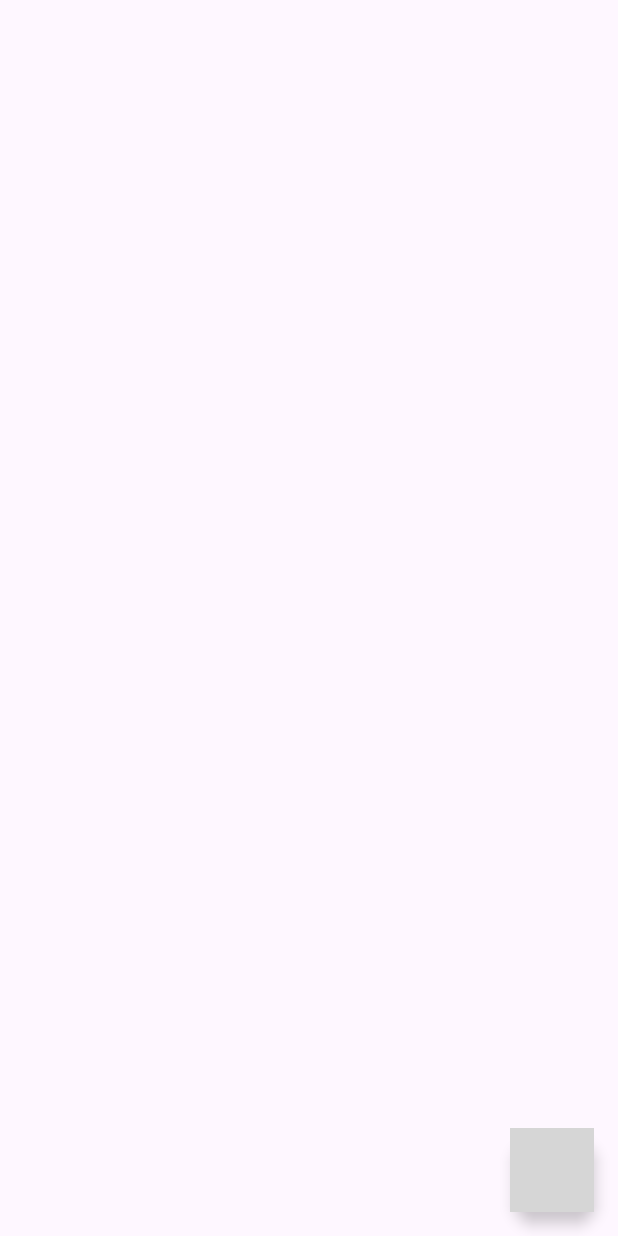
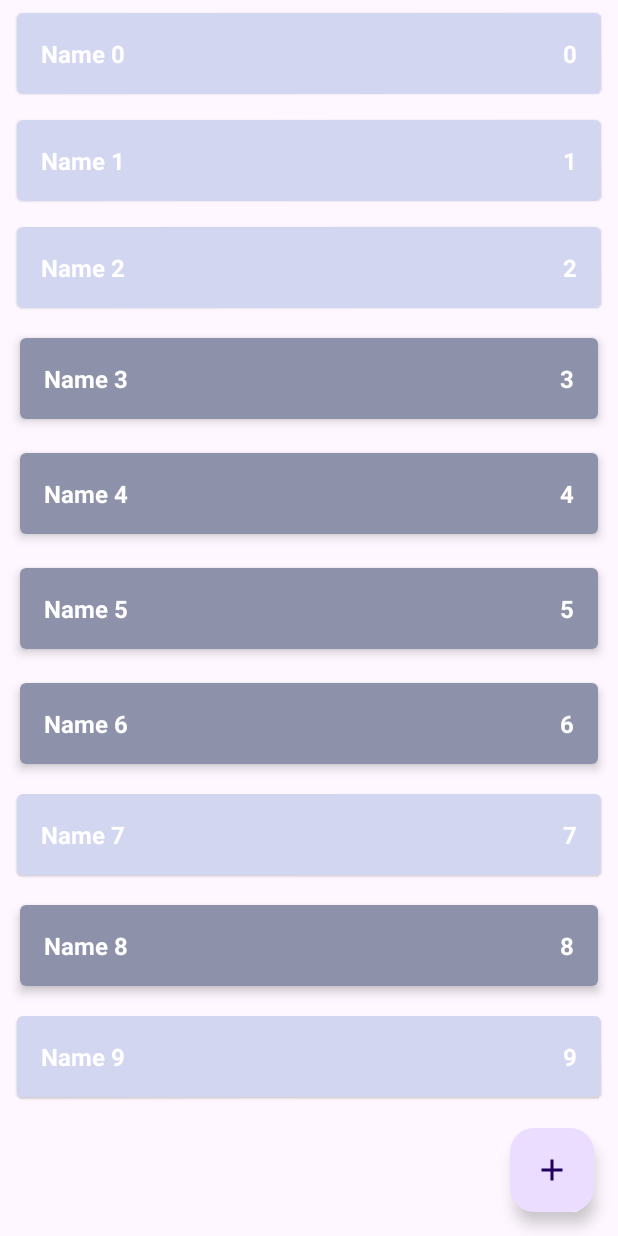
Before and after one commit to Th3Kolbask1n/ShoppingList, an Android app: the screen it shows after launch (MainActivity), on a phone screen of 412 x 824 dp. Run offline under Robolectric (Android 15) with nearby library versions, the phone set to English and light mode, and no system bars; grey boxes are pictures that could not be loaded.

Commit message:
add shop list adapter

```diff
--- a/app/src/main/java/com/alexp/shoppinglist/data/ShopListRepositoryImpl.kt
+++ b/app/src/main/java/com/alexp/shoppinglist/data/ShopListRepositoryImpl.kt
@@ -5,16 +5,17 @@ import androidx.lifecycle.MutableLiveData
 import com.alexp.shopinglist.domain.ShopItem
 import com.alexp.shopinglist.domain.ShopListRepository
 import java.lang.RuntimeException
+import kotlin.random.Random
 
 object ShopListRepositoryImpl  : ShopListRepository {
 
-    private val shopList = mutableListOf<ShopItem>()
     private val shopListLD = MutableLiveData<List<ShopItem>>()
+    private val shopList = sortedSetOf<ShopItem>({ o1, o2 -> o1.id.compareTo(o2.id) })
     private var autoIncrementId = 0
     init{
         for(i in 0 until 10)
         {
-            val item = ShopItem("Name $i", i, true)
+            val item = ShopItem("Name $i", i, Random.nextBoolean())
             addShopItem(item)
         }
     }
@@ -33,8 +34,9 @@ object ShopListRepositoryImpl  : ShopListRepository {
     }
 
     override fun getShopList(): LiveData<List<ShopItem>> {
-         return shopListLD
+        return shopListLD
     }
+
 
     override fun editShopItem(shopItem: ShopItem) {
         val currentShopItem = getShopItem(shopItem.id)
--- a/app/src/main/java/com/alexp/shoppinglist/presentation/MainActivity.kt
+++ b/app/src/main/java/com/alexp/shoppinglist/presentation/MainActivity.kt
@@ -5,26 +5,82 @@ import android.os.Bundle
 import android.util.Log
 import androidx.lifecycle.Observer
 import androidx.lifecycle.ViewModelProvider
+import androidx.recyclerview.widget.ItemTouchHelper
+import androidx.recyclerview.widget.RecyclerView
 import com.alexp.shopinglist.domain.ShopItem
 import com.alexp.shoppinglist.R
 
 class MainActivity : AppCompatActivity() {
     private lateinit var viewModel: MainViewModel
-    private var count = 0
+    private lateinit var shopListAdapter : ShopListAdapter
     override fun onCreate(savedInstanceState: Bundle?) {
         super.onCreate(savedInstanceState)
         setContentView(R.layout.activity_main)
+        setupRecyclerView()
         viewModel = ViewModelProvider(this)[MainViewModel::class.java]
 
         viewModel.shopList.observe(this){
 
-            Log.d("MainActivity2", it.toString())
-            if(count ==0){
-            viewModel.deleteShopItem(it[0])
+            shopListAdapter.submitList(it)
 
-                count++}
         }
 
 
     }
+
+    private fun setupRecyclerView()
+    {
+        val rvShopList= findViewById<RecyclerView>(R.id.rv_shop_list)
+
+
+        with(rvShopList){
+            shopListAdapter = ShopListAdapter()
+            adapter = shopListAdapter
+            recycledViewPool.setMaxRecycledViews(ShopListAdapter.VIEW_TYPE_ENABLED,ShopListAdapter.MAX_POOL_SIZE)
+            recycledViewPool.setMaxRecycledViews(ShopListAdapter.VIEW_TYPE_DISABLED,ShopListAdapter.MAX_POOL_SIZE)
+
+        }
+        setupLongClickListener()
+        setupClickListener()
+
+        setSwipeListener(rvShopList)
+    }
+
+    private fun setSwipeListener(rvShopList: RecyclerView?) {
+        val callback = object : ItemTouchHelper.SimpleCallback(
+            0,
+            ItemTouchHelper.LEFT or ItemTouchHelper.RIGHT
+        ) {
+            override fun onMove(
+                recyclerView: RecyclerView,
+                viewHolder: RecyclerView.ViewHolder,
+                target: RecyclerView.ViewHolder
+            ): Boolean {
+                return false
+            }
+
+            override fun onSwiped(viewHolder: RecyclerView.ViewHolder, direction: Int) {
+                val item = shopListAdapter.currentList[viewHolder.adapterPosition]
+                viewModel.deleteShopItem(item)
+            }
+
+        }
+        val itemTouchHelper = ItemTouchHelper(callback)
+        itemTouchHelper.attachToRecyclerView(rvShopList)
+        //        shopListAdapter.onShopItemLongClickListener = object : ShopListAdapter.OnShopItemLongClickListener{
+        //            override fun onShopItemLongClick(shopItem: ShopItem) {
+        //                viewModel.changeEnableState(shopItem)
+        //            }
+        //        }
+    }
+
+    private fun setupClickListener() {
+        shopListAdapter.onShopItemClickListener = {
+            Log.d("Main", "it")
+        }
+    }
+
+    private fun setupLongClickListener() {
+        shopListAdapter.onShopItemLongClickListener = { viewModel.changeEnableState(it) }
+    }
 }
--- /dev/null
+++ b/app/src/main/java/com/alexp/shoppinglist/presentation/ShopItemDiffCallback.kt
@@ -0,0 +1,17 @@
+package com.alexp.shoppinglist.presentation
+
+import androidx.recyclerview.widget.DiffUtil
+import com.alexp.shopinglist.domain.ShopItem
+
+class ShopItemDiffCallback : DiffUtil.ItemCallback<ShopItem>() {
+
+    override fun areItemsTheSame(oldItem: ShopItem, newItem: ShopItem): Boolean {
+        return  oldItem.id == newItem.id
+    }
+
+    override fun areContentsTheSame(oldItem: ShopItem, newItem: ShopItem): Boolean {
+
+        return oldItem == newItem
+    }
+
+}
--- /dev/null
+++ b/app/src/main/java/com/alexp/shoppinglist/presentation/ShopItemViewHolder.kt
@@ -0,0 +1,12 @@
+package com.alexp.shoppinglist.presentation
+
+import android.view.View
+import android.widget.TextView
+import androidx.recyclerview.widget.RecyclerView
+import com.alexp.shoppinglist.R
+
+class ShopItemViewHolder(view: View) : RecyclerView.ViewHolder(view) {
+    val tvName = view.findViewById<TextView>(R.id.tv_name)
+    val tvCount = view.findViewById<TextView>(R.id.tv_count)
+
+}
--- /dev/null
+++ b/app/src/main/java/com/alexp/shoppinglist/presentation/ShopListAdapter.kt
@@ -0,0 +1,67 @@
+package com.alexp.shoppinglist.presentation
+
+import android.view.LayoutInflater
+import android.view.ViewGroup
+import androidx.recyclerview.widget.ListAdapter
+import com.alexp.shopinglist.domain.ShopItem
+import com.alexp.shoppinglist.R
+
+class  ShopListAdapter : ListAdapter<ShopItem, ShopItemViewHolder>(ShopItemDiffCallback()) {
+
+
+//    var shopList = listOf<ShopItem>()
+//        set(value) {
+//            field = value
+//            notifyDataSetChanged()
+//        }
+
+    var onShopItemLongClickListener: ((ShopItem) -> Unit)? = null
+    var onShopItemClickListener: ((ShopItem) -> Unit)? = null
+
+
+    override fun onCreateViewHolder(parent: ViewGroup, viewType: Int): ShopItemViewHolder {
+
+        val layout = when (viewType) {
+            VIEW_TYPE_DISABLED -> R.layout.item_shop_disabled
+            VIEW_TYPE_ENABLED -> R.layout.item_shop_enabled
+            else -> throw RuntimeException("Unknown view type")
+        }
+        val view = LayoutInflater.from(parent.context).inflate(
+            layout,
+            parent,
+            false
+        )
+        return ShopItemViewHolder(view)
+    }
+
+
+    override fun onBindViewHolder(viewHolder: ShopItemViewHolder, position: Int) {
+        val shopItem = getItem(position)
+        viewHolder.tvName.text = shopItem.name
+        viewHolder.tvCount.text = shopItem.count.toString()
+        viewHolder.itemView.setOnLongClickListener() {
+            onShopItemLongClickListener?.invoke(shopItem)
+            true
+        }
+        viewHolder.itemView.setOnClickListener {
+
+            onShopItemClickListener?.invoke(shopItem)
+        }
+    }
+
+    override fun getItemViewType(position: Int): Int {
+        val item = getItem(position)
+        return if (item.enabled) {
+            VIEW_TYPE_ENABLED
+        } else {
+            VIEW_TYPE_DISABLED
+        }
+
+    }
+
+    companion object {
+        const val VIEW_TYPE_ENABLED = 0
+        const val VIEW_TYPE_DISABLED = 1
+        const val MAX_POOL_SIZE = 5
+    }
+}
--- /dev/null
+++ b/app/src/main/res/drawable/ic_add.xml
@@ -0,0 +1,9 @@
+<vector xmlns:android="http://schemas.android.com/apk/res/android"
+    android:width="24dp"
+    android:height="24dp"
+    android:viewportWidth="24"
+    android:viewportHeight="24">
+    <path
+        android:pathData="M19,13h-6v6h-2v-6H5v-2h6V5h2v6h6v2z"
+        android:fillColor="#ffffff"/>
+</vector>
--- /dev/null
+++ b/app/src/main/res/layout/item_shop_disabled.xml
@@ -0,0 +1,43 @@
+<?xml version="1.0" encoding="utf-8"?>
+<androidx.cardview.widget.CardView xmlns:android="http://schemas.android.com/apk/res/android"
+    xmlns:app="http://schemas.android.com/apk/res-auto"
+    xmlns:tools="http://schemas.android.com/tools"
+    android:layout_width="match_parent"
+    android:layout_height="wrap_content"
+    android:layout_marginStart="8dp"
+    android:layout_marginTop="4dp"
+    android:layout_marginEnd="8dp"
+    android:layout_marginBottom="4dp"
+    app:cardCornerRadius="4dp"
+    app:cardElevation="1dp"
+    app:cardUseCompatPadding="true">
+
+    <LinearLayout
+        android:layout_width="match_parent"
+        android:layout_height="wrap_content"
+        android:background="#D3D6F1"
+        android:orientation="horizontal"
+        android:padding="16dp">
+
+        <TextView
+            android:id="@+id/tv_name"
+            android:layout_width="0dp"
+            android:layout_height="wrap_content"
+            android:layout_weight="1"
+            android:textColor="@color/white"
+            android:textSize="16sp"
+            android:textStyle="bold"
+            tools:text="Салфетки" />
+
+        <TextView
+            android:id="@+id/tv_count"
+            android:layout_width="wrap_content"
+            android:layout_height="wrap_content"
+            android:textColor="@color/white"
+            android:textSize="16sp"
+            android:textStyle="bold"
+            tools:text="1" />
+
+    </LinearLayout>
+
+</androidx.cardview.widget.CardView>
--- /dev/null
+++ b/app/src/main/res/layout/item_shop_enabled.xml
@@ -0,0 +1,43 @@
+<?xml version="1.0" encoding="utf-8"?>
+<androidx.cardview.widget.CardView xmlns:android="http://schemas.android.com/apk/res/android"
+    xmlns:app="http://schemas.android.com/apk/res-auto"
+    xmlns:tools="http://schemas.android.com/tools"
+    android:layout_width="match_parent"
+    android:layout_height="wrap_content"
+    android:layout_marginStart="8dp"
+    android:layout_marginTop="4dp"
+    android:layout_marginEnd="8dp"
+    android:layout_marginBottom="4dp"
+    app:cardCornerRadius="4dp"
+    app:cardElevation="4dp"
+    app:cardUseCompatPadding="true">
+
+    <LinearLayout
+        android:layout_width="match_parent"
+        android:layout_height="wrap_content"
+        android:background="#8D91AA"
+        android:orientation="horizontal"
+        android:padding="16dp">
+
+        <TextView
+            android:id="@+id/tv_name"
+            android:layout_width="0dp"
+            android:layout_height="wrap_content"
+            android:layout_weight="1"
+            android:textColor="@color/white"
+            android:textSize="16sp"
+            android:textStyle="bold"
+            tools:text="Салфетки" />
+
+        <TextView
+            android:id="@+id/tv_count"
+            android:layout_width="wrap_content"
+            android:layout_height="wrap_content"
+            android:textColor="@color/white"
+            android:textSize="16sp"
+            android:textStyle="bold"
+            tools:text="1" />
+
+    </LinearLayout>
+
+</androidx.cardview.widget.CardView>
```
